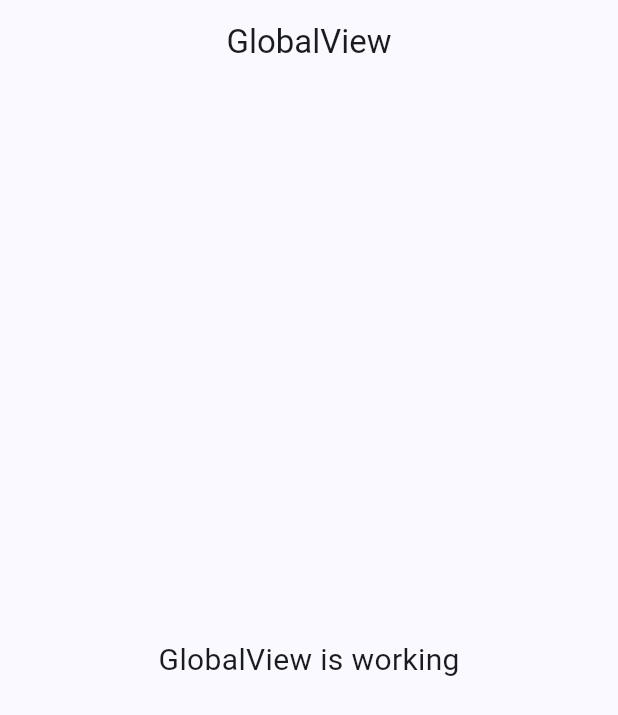
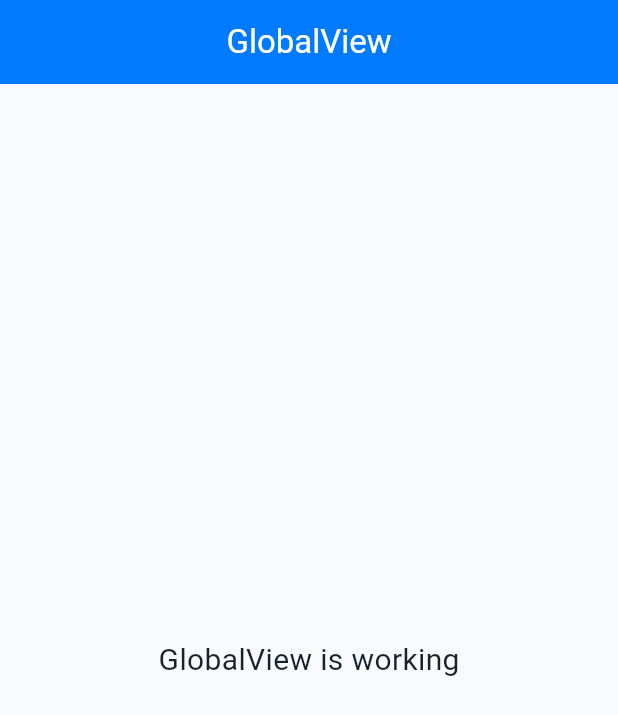
Before and after one commit to ahammaddev/sana-ai-enabled-medical-assistant, a Flutter app: the screen it shows after launch, on a phone screen of 412 x 824 dp. Shown: the top 715 px of the screen. Run offline on Flutter 3.47's test engine with Material 3 defaults, Android fonts, the phone set to English and light mode, and no system bars; our stand-ins replace get, google_fonts.

Commit message:
added theme and colors

```diff
--- a/lib/app/modules/global/bindings/global_binding.dart
+++ b/lib/app/modules/global/bindings/global_binding.dart
@@ -5,8 +5,6 @@ import '../controllers/global_controller.dart';
 class GlobalBinding extends Bindings {
   @override
   void dependencies() {
-    Get.lazyPut<GlobalController>(
-      () => GlobalController(),
-    );
+    Get.put(GlobalController());
   }
 }
--- /dev/null
+++ b/lib/app/utils/constants/colors/app_colors.dart
@@ -0,0 +1,10 @@
+import 'package:flutter/material.dart';
+
+class AppColors {
+  AppColors._();
+
+  static const Color primary = Color(0xFF007BFF);
+  static const Color secondary = Color(0xFF718096);
+  static const Color tertiary = Color(0xFFDC3545);
+  static const Color neutral = Color(0xFFF8FAFC);
+}
--- a/lib/app/utils/constants/themes/app_theme.dart
+++ b/lib/app/utils/constants/themes/app_theme.dart
@@ -1,9 +1,37 @@
 import 'package:flutter/material.dart';
+import 'package:sana/app/utils/constants/colors/app_colors.dart';
 
 class AppTheme {
   AppTheme._();
 
   static final themedata = ThemeData(
-    colorScheme: ColorScheme.fromSeed(seedColor: Colors.blueAccent),
+    useMaterial3: true,
+    scaffoldBackgroundColor: AppColors.neutral,
+    colorScheme: const ColorScheme.light(
+      primary: AppColors.primary,
+      secondary: AppColors.secondary,
+      tertiary: AppColors.tertiary,
+      surface: AppColors.neutral,
+
+      error: AppColors.tertiary,
+
+      onPrimary: Colors.white,
+      onSecondary: Colors.white,
+      onTertiary: Colors.white,
+      onSurface: Color(0xFF1A202C),
+    ),
+
+    appBarTheme: const AppBarTheme(
+      backgroundColor: AppColors.primary,
+      foregroundColor: Colors.white,
+      elevation: 0,
+    ),
+    elevatedButtonTheme: ElevatedButtonThemeData(
+      style: ElevatedButton.styleFrom(
+        backgroundColor: AppColors.primary,
+        foregroundColor: Colors.white,
+        shape: RoundedRectangleBorder(borderRadius: BorderRadius.circular(8)),
+      ),
+    ),
   );
 }
--- a/pubspec.yaml
+++ b/pubspec.yaml
@@ -35,6 +35,7 @@ dependencies:
   # Use with the CupertinoIcons class for iOS style icons.
   cupertino_icons: ^1.0.8
   get: ^4.7.3
+  google_fonts: ^8.0.2
 
 dev_dependencies:
   flutter_test:
```
Also changed, not shown: lib/app/modules/global/controllers/global_controller.dart (+1 -21 lines), lib/app/utils/constants/themes/font_themes.dart (added, +94 -0 lines), pubspec.lock, 8 other files.
